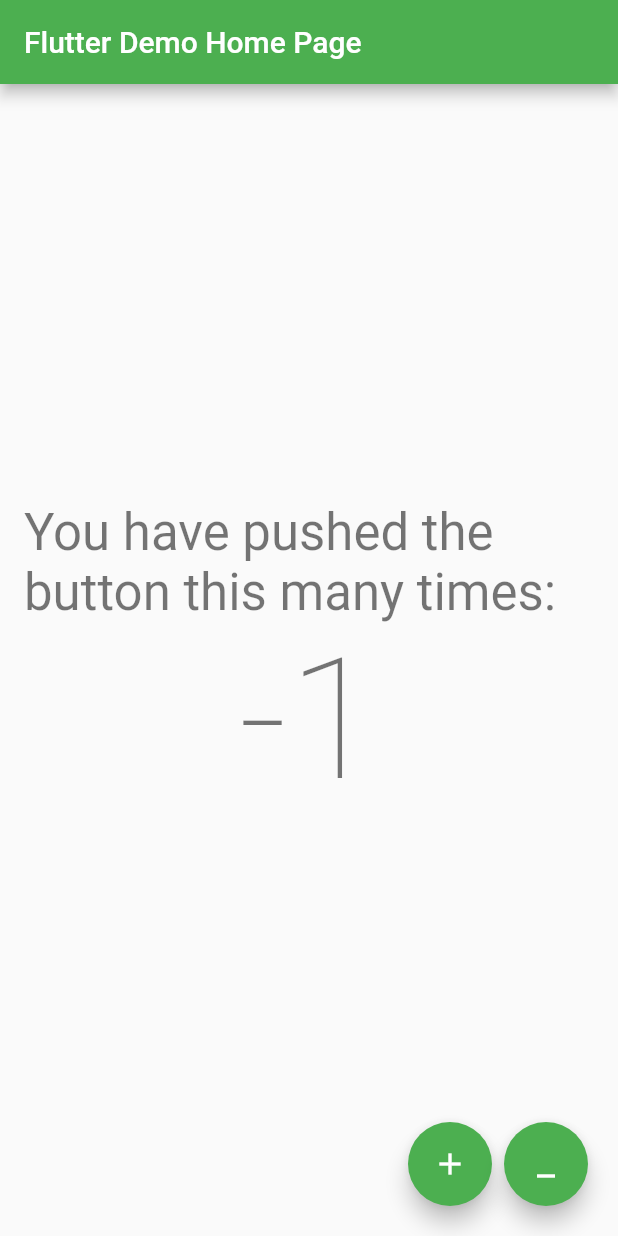
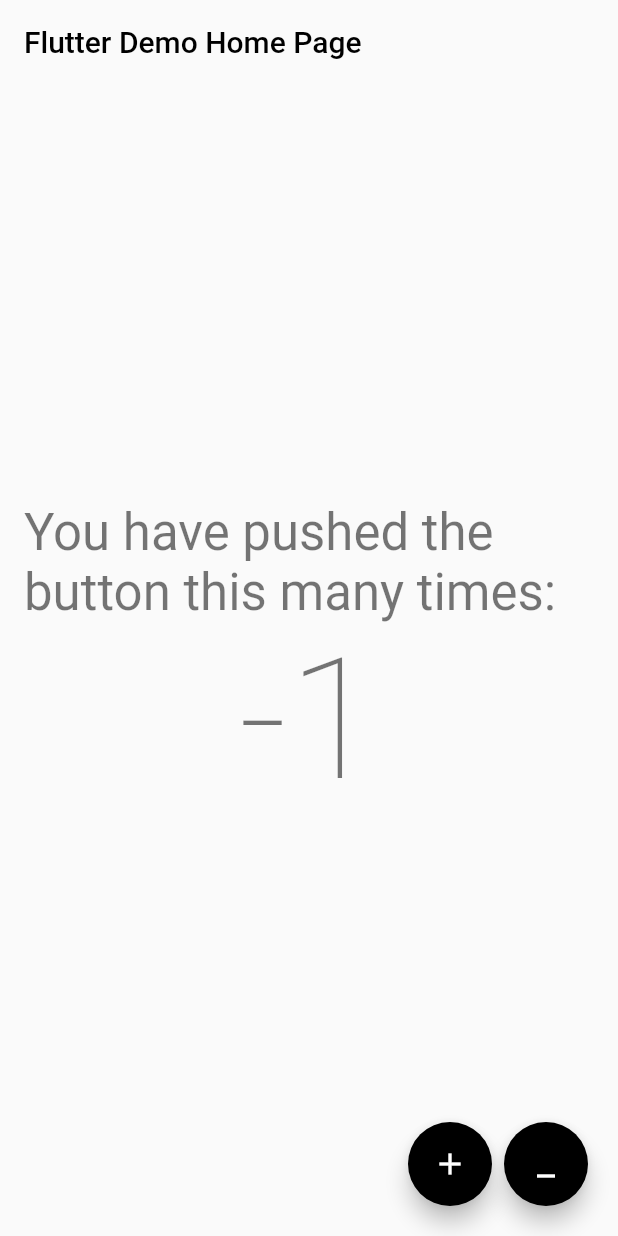
Before and after one commit to DhimanDasgupta/flutter_example, a Flutter app: the screen it shows after launch, after a tap on the "minimize" icon, on a phone screen of 412 x 824 dp. Run offline on Flutter 3.47's test engine with Material 2 defaults, Android fonts, the phone set to English and light mode, and no system bars.

Commit message:
Color modification, nothing special

```diff
--- a/lib/main.dart
+++ b/lib/main.dart
@@ -33,7 +33,7 @@ class _MyHomePageState extends State<MyHomePage> {
     });
   }
 
-  void _decrement() {
+  void _decrementCounter() {
     setState(() {
       _counter--;
     });
@@ -43,7 +43,12 @@ class _MyHomePageState extends State<MyHomePage> {
   Widget build(BuildContext context) {
     return Scaffold(
         appBar: AppBar(
-          title: Text(widget.title),
+          title: Text(
+            widget.title,
+            style: TextStyle(color: Colors.black, inherit: true),
+          ),
+          elevation: 0,
+          backgroundColor: Colors.transparent,
         ),
         body: SafeArea(
           child: Center(
@@ -74,14 +79,16 @@ class _MyHomePageState extends State<MyHomePage> {
                 onPressed: _incrementCounter,
                 tooltip: 'Increment',
                 child: Icon(Icons.add),
+                backgroundColor: Colors.black,
               ),
             ),
             Padding(
               padding: const EdgeInsets.all(4.0),
               child: FloatingActionButton(
-                onPressed: _decrement,
+                onPressed: _decrementCounter,
                 tooltip: 'Decrement',
                 child: Icon(Icons.minimize),
+                backgroundColor: Colors.black,
               ),
             ),
           ],
```
